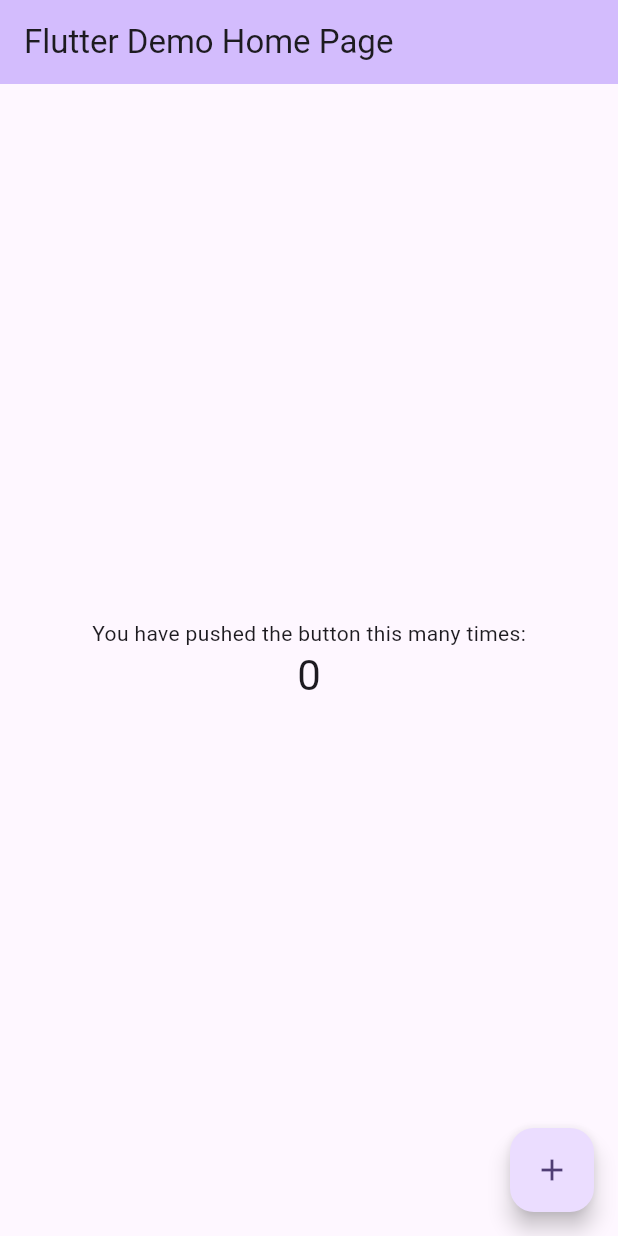
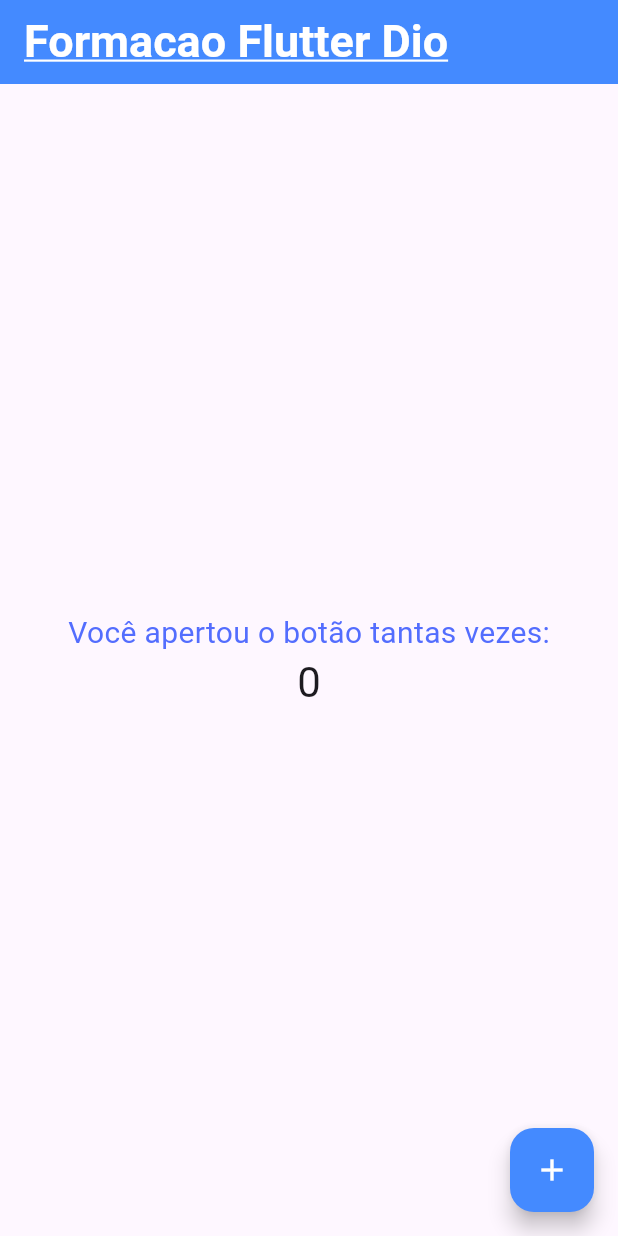
Before and after one commit to Rafaeros/formacao-flutter-dio, a Flutter app: the screen it shows after launch, on a phone screen of 412 x 824 dp. Run offline on Flutter 3.47's test engine with Material 3 defaults, Android fonts, the phone set to English and light mode, and no system bars.

Commit message:
Alterado AppbarColor, Texts Colors and Background Colors

```diff
--- a/lib/main.dart
+++ b/lib/main.dart
@@ -11,7 +11,7 @@
   @override
   Widget build(BuildContext context) {
     return MaterialApp(
-      title: 'Flutter Demo',
+      title: 'Flutter DIO',
       theme: ThemeData(
         // This is the theme of your application.
         //
@@ -31,7 +31,7 @@
         colorScheme: ColorScheme.fromSeed(seedColor: Colors.deepPurple),
         useMaterial3: true,
       ),
-      home: const MyHomePage(title: 'Flutter Demo Home Page'),
+      home: const MyHomePage(title: 'Formacao Flutter Dio'),
     );
   }
 }
@@ -81,10 +81,14 @@
         // TRY THIS: Try changing the color here to a specific color (to
         // Colors.amber, perhaps?) and trigger a hot reload to see the AppBar
         // change color while the other colors stay the same.
-        backgroundColor: Theme.of(context).colorScheme.inversePrimary,
+        backgroundColor: Colors.blueAccent,
         // Here we take the value from the MyHomePage object that was created by
         // the App.build method, and use it to set our appbar title.
-        title: Text(widget.title),
+        title: Text(
+          widget.title,
+          style: const TextStyle(
+              color: Colors.white, fontSize: 30, fontWeight: FontWeight.bold, decoration: TextDecoration.underline, decorationColor: Colors.white),
+        ),
       ),
       body: Center(
         // Center is a layout widget. It takes a single child and positions it
@@ -106,7 +110,8 @@
           mainAxisAlignment: MainAxisAlignment.center,
           children: <Widget>[
             const Text(
-              'You have pushed the button this many times:',
+              'Você apertou o botão tantas vezes:',
+              style: TextStyle(color: Colors.indigoAccent, fontSize: 20),
             ),
             Text(
               '$_counter',
@@ -116,10 +121,12 @@
         ),
       ),
       floatingActionButton: FloatingActionButton(
-        onPressed: _incrementCounter,
-        tooltip: 'Increment',
-        child: const Icon(Icons.add),
-      ), // This trailing comma makes auto-formatting nicer for build methods.
+          onPressed: _incrementCounter,
+          tooltip: 'Increment',
+          backgroundColor: Colors.blueAccent,
+          foregroundColor: Colors.white,
+          child: const Icon(Icons
+              .add)), // This trailing comma makes auto-formatting nicer for build methods.
     );
   }
 }
```
